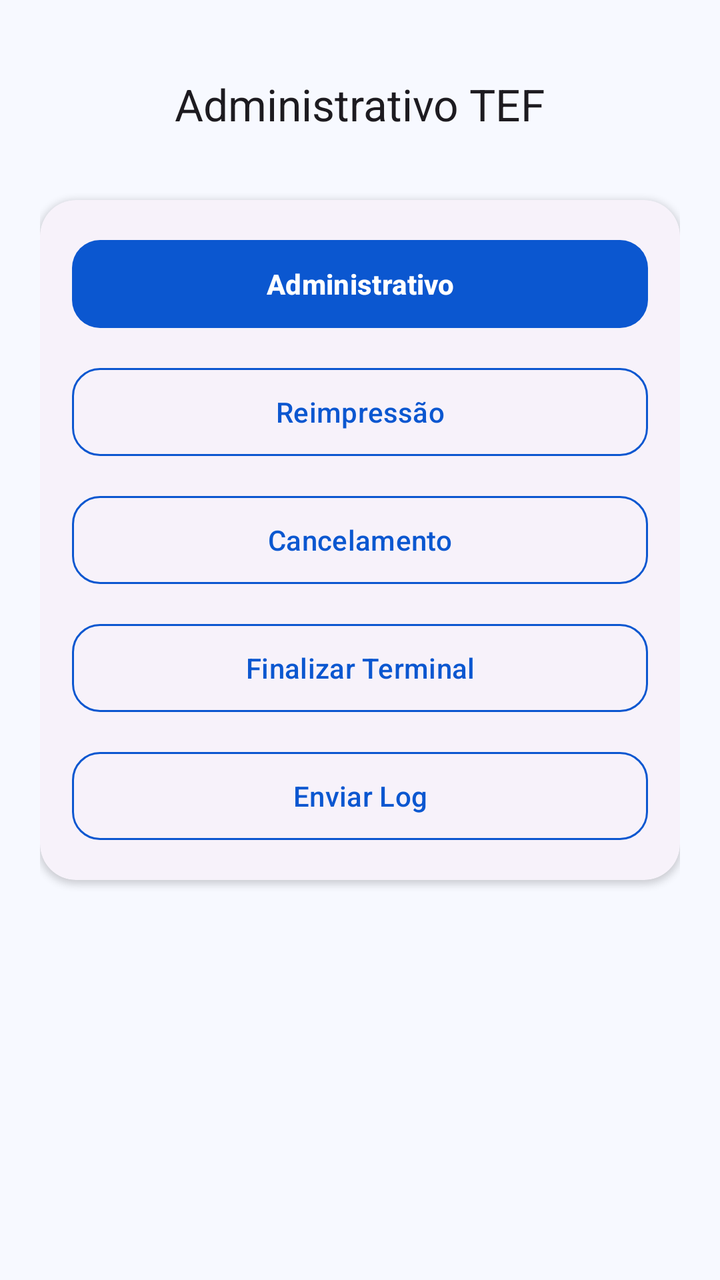
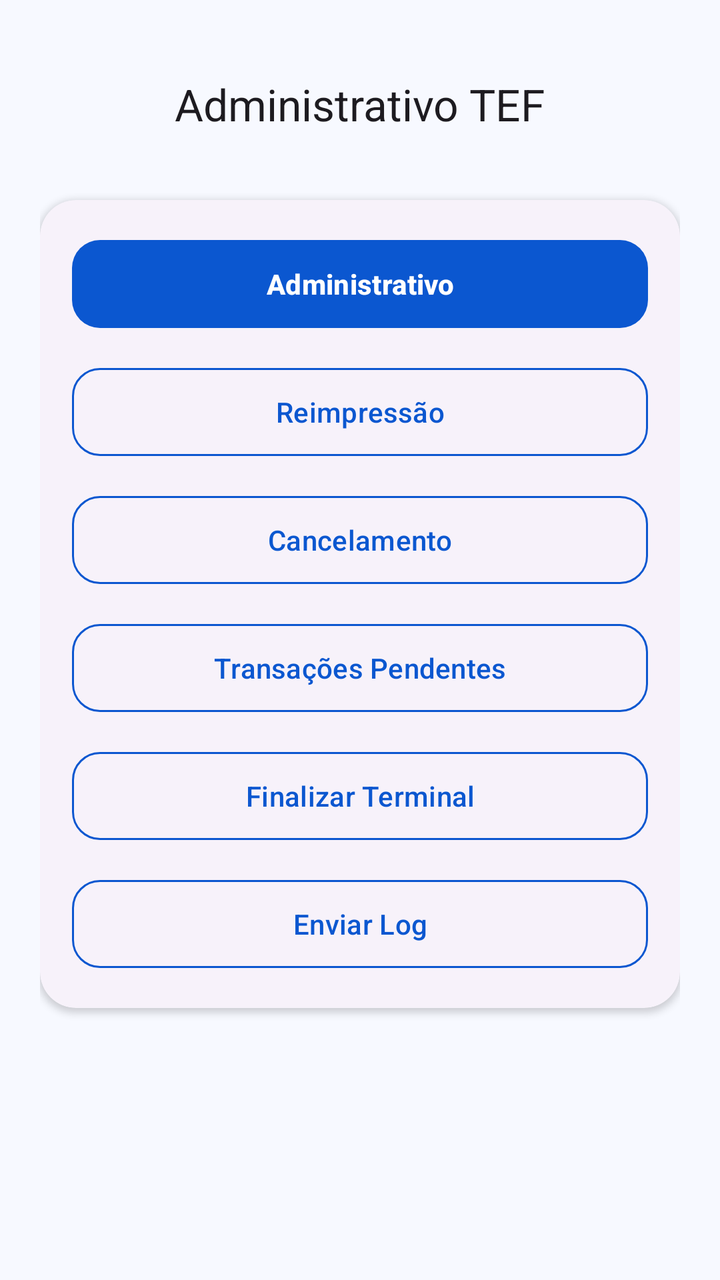

Before-and-after screenshots of an Android layout around one commit, followed by the original layout XML and the change that was made.
<!-- AndroidManifest.xml: application theme Theme.AppSiTefSmartPos -->
<!-- res/layout/activity_administrative_tef.xml -->
<?xml version="1.0" encoding="utf-8"?>
<LinearLayout xmlns:android="http://schemas.android.com/apk/res/android"
    xmlns:app="http://schemas.android.com/apk/res-auto"
    android:layout_width="match_parent"
    android:layout_height="match_parent"
    android:orientation="vertical"
    android:background="?attr/colorSurface"
    android:padding="20dp">

    <com.google.android.material.appbar.MaterialToolbar
        android:id="@+id/toolbarAdministrativeTef"
        android:layout_width="match_parent"
        android:layout_height="wrap_content"
        android:layout_marginBottom="16dp"
        app:title="Administrativo TEF"
        app:titleCentered="true" />

    <com.google.android.material.card.MaterialCardView
        style="@style/Widget.AppSiTefSmartPos.Card"
        android:layout_width="match_parent"
        android:layout_height="wrap_content"
        app:contentPadding="16dp">

        <LinearLayout
            android:layout_width="match_parent"
            android:layout_height="wrap_content"
            android:orientation="vertical">

            <com.google.android.material.button.MaterialButton
                android:id="@+id/btnAdministrativo"
                style="@style/Widget.AppSiTefSmartPos.Button.Primary"
                android:layout_width="match_parent"
                android:layout_height="wrap_content"
                android:layout_marginBottom="12dp"
                android:text="Administrativo" />

            <com.google.android.material.button.MaterialButton
                android:id="@+id/btnReimpressao"
                style="@style/Widget.AppSiTefSmartPos.Button.Secondary"
                android:layout_width="match_parent"
                android:layout_height="wrap_content"
                android:layout_marginBottom="12dp"
                android:text="Reimpressão" />

            <com.google.android.material.button.MaterialButton
                android:id="@+id/btnCancelamento"
                style="@style/Widget.AppSiTefSmartPos.Button.Secondary"
                android:layout_width="match_parent"
                android:layout_height="wrap_content"
                android:layout_marginBottom="12dp"
                android:text="Cancelamento" />

            <com.google.android.material.button.MaterialButton
                android:id="@+id/btnFinalizarTerminal"
                style="@style/Widget.AppSiTefSmartPos.Button.Secondary"
                android:layout_width="match_parent"
                android:layout_height="wrap_content"
                android:layout_marginBottom="12dp"
                android:text="Finalizar Terminal" />

            <com.google.android.material.button.MaterialButton
                android:id="@+id/btnEnviarLog"
                style="@style/Widget.AppSiTefSmartPos.Button.Secondary"
                android:layout_width="match_parent"
                android:layout_height="wrap_content"
                android:text="Enviar Log" />
        </LinearLayout>
    </com.google.android.material.card.MaterialCardView>

</LinearLayout>
<!-- resources referenced by this layout -->
<resources>
  <style name="Widget.AppSiTefSmartPos.Button.Primary" parent="Widget.Material3.Button">
          <item name="android:minHeight">52dp</item>
          <item name="cornerRadius">14dp</item>
          <item name="android:textAllCaps">false</item>
          <item name="android:textStyle">bold</item>
          <item name="iconPadding">8dp</item>
          <item name="backgroundTint">?attr/colorPrimary</item>
          <item name="android:textColor">?attr/colorOnPrimary</item>
      </style>
  <style name="Widget.AppSiTefSmartPos.Button.Secondary" parent="Widget.Material3.Button.OutlinedButton">
          <item name="android:minHeight">52dp</item>
          <item name="cornerRadius">14dp</item>
          <item name="android:textAllCaps">false</item>
          <item name="strokeColor">?attr/colorPrimary</item>
          <item name="android:textColor">?attr/colorPrimary</item>
      </style>
  <style name="Widget.AppSiTefSmartPos.Card" parent="Widget.Material3.CardView.Elevated">
          <item name="cardCornerRadius">18dp</item>
          <item name="cardElevation">2dp</item>
      </style>
  <style name="Theme.AppSiTefSmartPos" parent="Theme.Material3.DayNight.NoActionBar">
          <item name="colorPrimary">@color/brand_primary</item>
          <item name="colorOnPrimary">@color/brand_on_primary</item>
          <item name="colorPrimaryContainer">@color/brand_primary_container</item>
          <item name="colorOnPrimaryContainer">@color/brand_on_primary_container</item>
          <item name="colorSecondary">@color/brand_secondary</item>
          <item name="colorOnSecondary">@color/brand_on_secondary</item>
          <item name="colorSecondaryContainer">@color/brand_secondary_container</item>
          <item name="colorOnSecondaryContainer">@color/brand_on_secondary_container</item>
          <item name="colorTertiary">@color/brand_tertiary</item>
          <item name="colorOnTertiary">@color/brand_on_tertiary</item>
          <item name="colorSurface">@color/brand_surface</item>
          <item name="android:colorBackground">@color/brand_background</item>
          <item name="colorOnSurface">@color/brand_on_surface</item>
          <item name="colorOutline">@color/brand_outline</item>
          <item name="colorOutlineVariant">@color/brand_outline</item>
          <item name="android:statusBarColor" tools:targetApi="l">?attr/colorSurface</item>
      </style>
  <color name="brand_primary">#0B57D0</color>
  <color name="brand_on_primary">#FFFFFF</color>
  <color name="brand_primary_container">#D8E2FF</color>
  <color name="brand_on_primary_container">#001A43</color>
  <color name="brand_secondary">#2B4F8C</color>
  <color name="brand_on_secondary">#FFFFFF</color>
  <color name="brand_secondary_container">#DCE8FF</color>
  <color name="brand_on_secondary_container">#0E1D36</color>
  <color name="brand_tertiary">#1F6FEB</color>
  <color name="brand_on_tertiary">#FFFFFF</color>
  <color name="brand_surface">#F7F9FF</color>
  <color name="brand_background">#EEF3FF</color>
  <color name="brand_on_surface">#0F172A</color>
  <color name="brand_outline">#7A879A</color>
</resources>

<!-- the commit's change to res/layout/activity_administrative_tef.xml (unified diff, before → after) -->
@@ -51,6 +51,14 @@
                 android:text="Cancelamento" />
 
             <com.google.android.material.button.MaterialButton
+                android:id="@+id/btnTransacoesPendentes"
+                style="@style/Widget.AppSiTefSmartPos.Button.Secondary"
+                android:layout_width="match_parent"
+                android:layout_height="wrap_content"
+                android:layout_marginBottom="12dp"
+                android:text="Transações Pendentes" />
+
+            <com.google.android.material.button.MaterialButton
                 android:id="@+id/btnFinalizarTerminal"
                 style="@style/Widget.AppSiTefSmartPos.Button.Secondary"
                 android:layout_width="match_parent"
